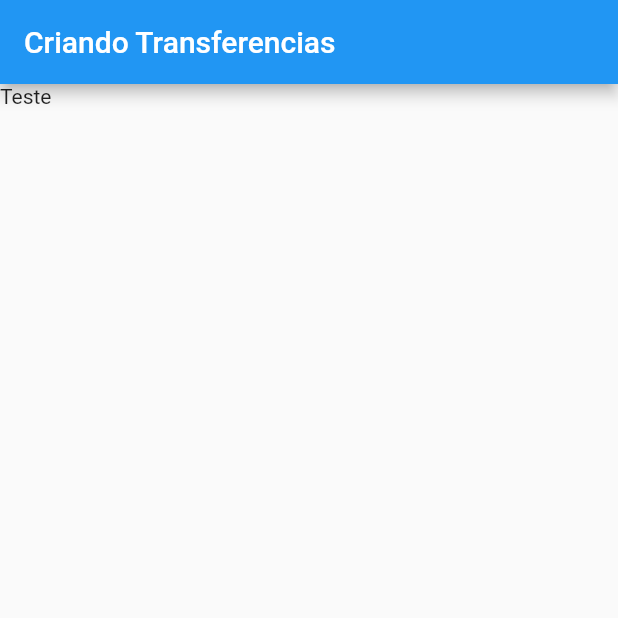
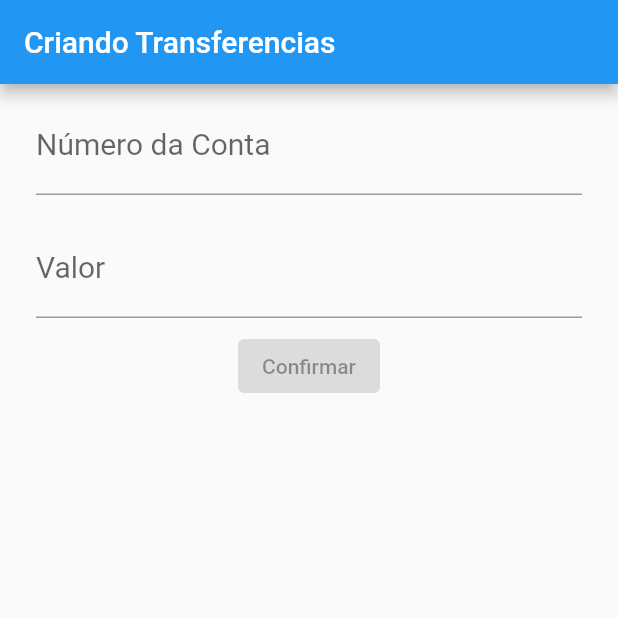
Before and after one commit to milenavms/byteBank, a Flutter app: the screen it shows after launch, on a phone screen of 412 x 824 dp, the top half of it. Run offline on Flutter 3.47's test engine with Material 2 defaults, Android fonts, the phone set to English and light mode, and no system bars.

Commit message:
Montando o layout do formulário

```diff
--- a/lib/main.dart
+++ b/lib/main.dart
@@ -26,7 +26,40 @@ class FormularioTransferencia extends StatelessWidget {
       appBar: AppBar(
         title: Text('Criando Transferencias'),
       ),
-      body: Text('Teste'),
+      body: Column(
+        children: [
+          Padding(
+            padding: const EdgeInsets.fromLTRB(24.0, 8.0, 24.0, 8.0),
+            child: TextField(
+              style: TextStyle(
+                fontSize: 20.0,
+              ),
+              decoration: InputDecoration(
+                labelText: 'Número da Conta',
+                hintText: '0000',
+              ),
+              keyboardType: TextInputType.number,
+            ),
+          ),
+          Padding(
+            padding: const EdgeInsets.fromLTRB(24.0, 8.0, 24.0, 8.0),
+            child: TextField(
+              style: TextStyle(
+                fontSize: 20.0,
+              ),
+              decoration: InputDecoration(
+                labelText: 'Valor',
+                hintText: '0,00',
+              ),
+              keyboardType: TextInputType.number,
+            ),
+          ),
+          ElevatedButton(
+            onPressed: null,
+            child: Text('Confirmar'),
+          ),
+        ],
+      ),
     );
   }
 }
```
